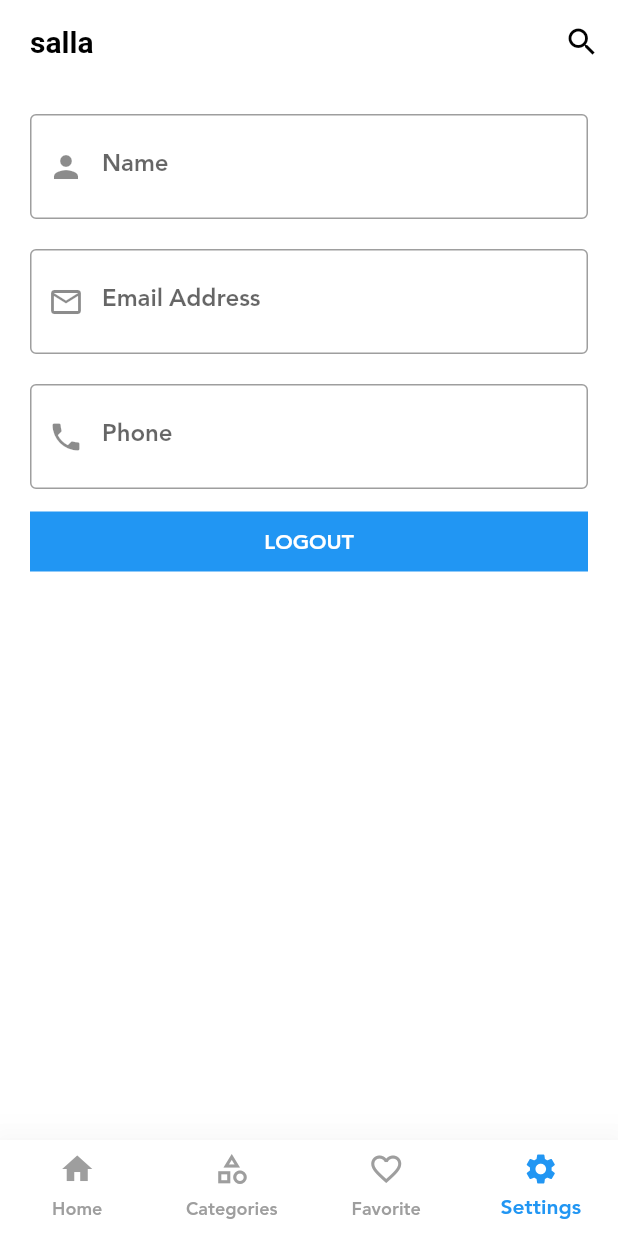
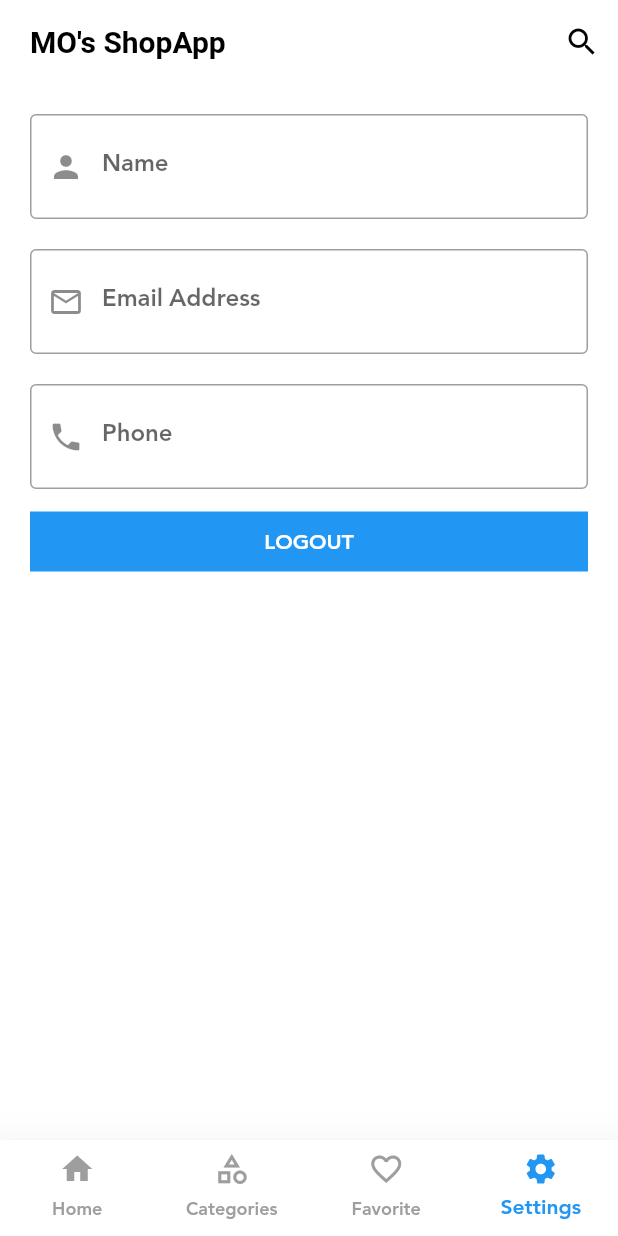
Before and after one commit to MoShehata7920/Shop_app, a Flutter app: the ShopLayout screen opened directly, item 4 of the bottom bar chosen, on a phone screen of 412 x 824 dp. Run offline on Flutter 3.47's test engine with Material 2 defaults, Android fonts, the phone set to English and light mode, and no system bars; our stand-ins replace bloc, carousel_slider, conditional_builder_null_safety, dio, flutter_bloc, fluttertoast and 4 more; accounts and stored records are empty; network calls fail.

```diff
--- a/lib/layout/shop_screen_layout.dart
+++ b/lib/layout/shop_screen_layout.dart
@@ -24,7 +24,7 @@ class ShopLayout extends StatelessWidget {
         return Scaffold(
           appBar: AppBar(
             title: const Text(
-              'salla',
+              'MO\'s ShopApp ',
             ),
             actions: [
               IconButton(
```
